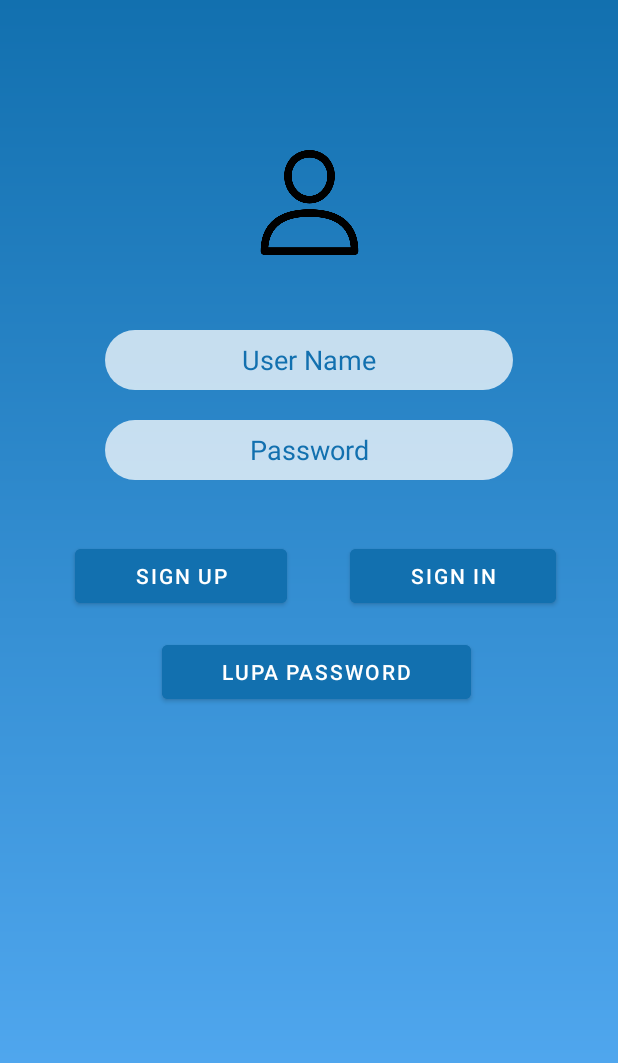
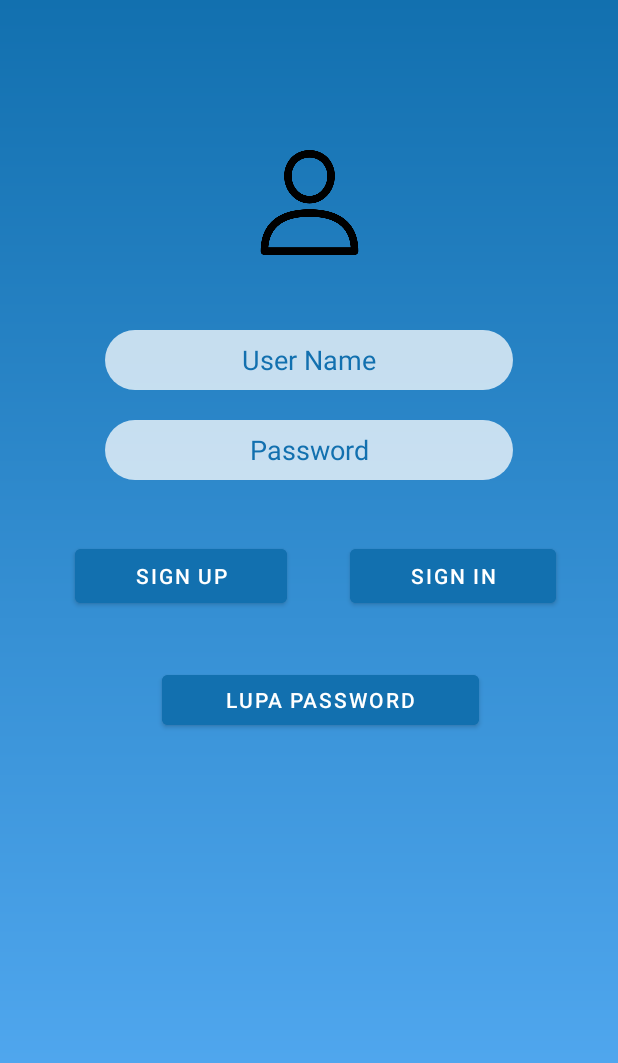
Before and after one commit to AdrielRpea/HealtyGreen, an Android app: the screen it shows after launch (SignInActivity), on a phone screen of 412 x 824 dp. Shown: the top 1063 px of the screen. Run offline under Robolectric (Android 15) with nearby library versions, the phone set to English and light mode, and no system bars; our stand-ins replace Room's generated code.

Commit message:
update activity_sign_in.xml

```diff
--- a/app/src/main/res/layout/activity_sign_in.xml
+++ b/app/src/main/res/layout/activity_sign_in.xml
@@ -63,10 +63,10 @@
 
     <Button
         android:id="@+id/sign_up2"
-        android:layout_width="wrap_content"
-        android:layout_height="wrap_content"
+        android:layout_width="211dp"
+        android:layout_height="45dp"
         android:layout_marginStart="108dp"
-        android:layout_marginTop="104dp"
+        android:layout_marginTop="124dp"
         android:backgroundTint="@color/basic_blue_dark"
         android:paddingHorizontal="40dp"
         android:text="lupa password"
```
